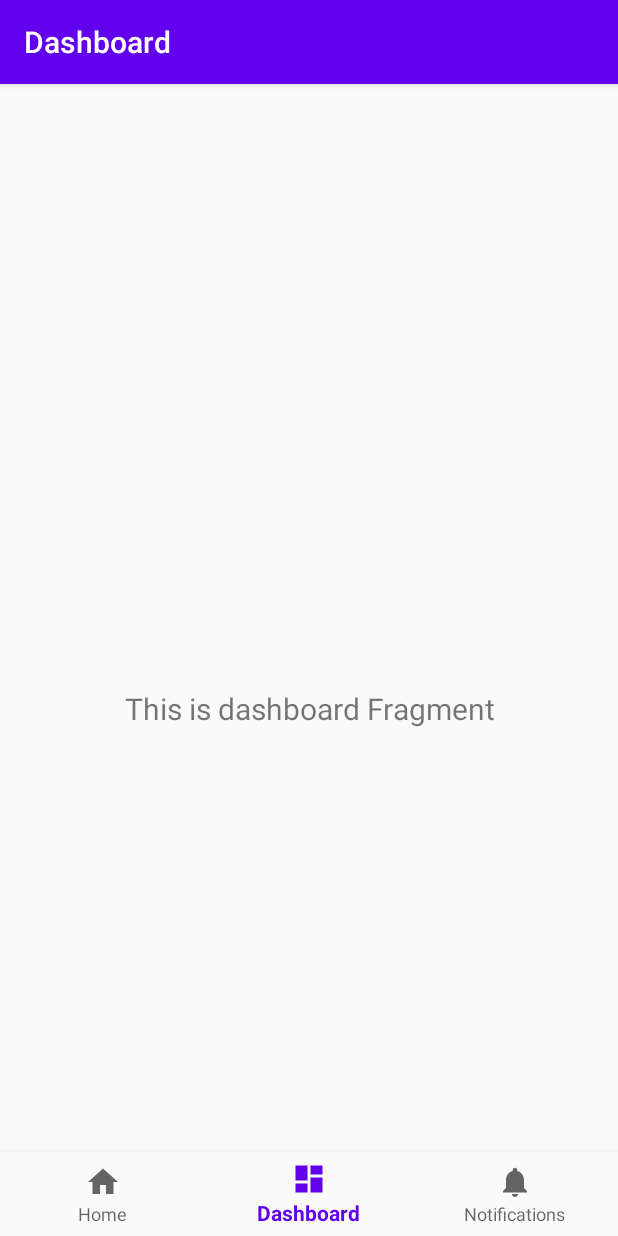
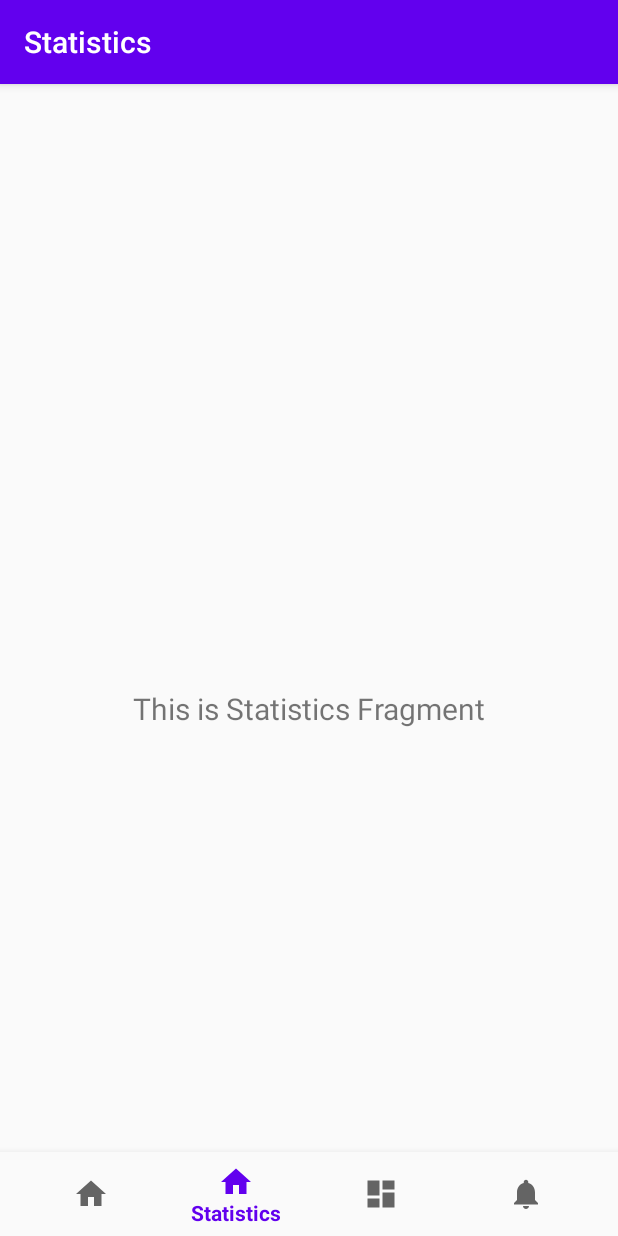
Before and after one commit to Marvin2611/SubscriptionApp, an Android app: the screen it shows after launch (MainActivity), item 2 of the bottom bar chosen, on a phone screen of 412 x 824 dp. Run offline under Robolectric (Android 15) with nearby library versions, the phone set to English and light mode, and no system bars; our stand-ins replace navigation-ui.

Commit message:
Navigation refactored

```diff
--- a/app/src/main/java/com/example/subscriptionapp/MainActivity.kt
+++ b/app/src/main/java/com/example/subscriptionapp/MainActivity.kt
@@ -19,7 +19,7 @@ class MainActivity : AppCompatActivity() {
         // Passing each menu ID as a set of Ids because each
         // menu should be considered as top level destinations.
         val appBarConfiguration = AppBarConfiguration(setOf(
-                R.id.navigation_home, R.id.navigation_dashboard, R.id.navigation_notifications))
+                R.id.navigation_home, R.id.navigation_profile, R.id.navigation_statistics, R.id.navigation_sublist))
         setupActionBarWithNavController(navController, appBarConfiguration)
         navView.setupWithNavController(navController)
     }
--- a/app/src/main/java/com/example/subscriptionapp/ui/dashboard/DashboardFragment.kt
+++ /dev/null
@@ -1,31 +0,0 @@
-package com.example.subscriptionapp.ui.dashboard
-
-import android.os.Bundle
-import android.view.LayoutInflater
-import android.view.View
-import android.view.ViewGroup
-import android.widget.TextView
-import androidx.fragment.app.Fragment
-import androidx.lifecycle.Observer
-import androidx.lifecycle.ViewModelProviders
-import com.example.subscriptionapp.R
-
-class DashboardFragment : Fragment() {
-
-    private lateinit var dashboardViewModel: DashboardViewModel
-
-    override fun onCreateView(
-            inflater: LayoutInflater,
-            container: ViewGroup?,
-            savedInstanceState: Bundle?
-    ): View? {
-        dashboardViewModel =
-                ViewModelProviders.of(this).get(DashboardViewModel::class.java)
-        val root = inflater.inflate(R.layout.fragment_dashboard, container, false)
-        val textView: TextView = root.findViewById(R.id.text_dashboard)
-        dashboardViewModel.text.observe(viewLifecycleOwner, Observer {
-            textView.text = it
-        })
-        return root
-    }
-}
--- a/app/src/main/java/com/example/subscriptionapp/ui/dashboard/DashboardViewModel.kt
+++ b/app/src/main/java/com/example/subscriptionapp/ui/profile/ProfileViewModel.kt
@@ -1,13 +1,13 @@
-package com.example.subscriptionapp.ui.dashboard
+package com.example.subscriptionapp.ui.profile
 
 import androidx.lifecycle.LiveData
 import androidx.lifecycle.MutableLiveData
 import androidx.lifecycle.ViewModel
 
-class DashboardViewModel : ViewModel() {
+class ProfileViewModel : ViewModel(){
 
     private val _text = MutableLiveData<String>().apply {
-        value = "This is dashboard Fragment"
+        value = "This is Profile Fragment"
     }
     val text: LiveData<String> = _text
 }
--- /dev/null
+++ b/app/src/main/java/com/example/subscriptionapp/ui/statistics/StatisticsFragment.kt
@@ -0,0 +1,31 @@
+package com.example.subscriptionapp.ui.statistics
+
+import android.os.Bundle
+import android.view.LayoutInflater
+import android.view.View
+import android.view.ViewGroup
+import android.widget.TextView
+import androidx.fragment.app.Fragment
+import androidx.lifecycle.Observer
+import androidx.lifecycle.ViewModelProviders
+import com.example.subscriptionapp.R
+
+class StatisticsFragment : Fragment(){
+
+    private lateinit var statisticsViewModel: StatisticsViewModel
+
+    override fun onCreateView(
+        inflater: LayoutInflater,
+        container: ViewGroup?,
+        savedInstanceState: Bundle?
+    ): View? {
+        statisticsViewModel =
+            ViewModelProviders.of(this).get(StatisticsViewModel::class.java)
+        val root = inflater.inflate(R.layout.fragment_statistics, container, false)
+        val textView: TextView = root.findViewById(R.id.text_statistics)
+        statisticsViewModel.text.observe(viewLifecycleOwner, Observer {
+            textView.text = it
+        })
+        return root
+    }
+}
--- a/app/src/main/java/com/example/subscriptionapp/ui/notifications/NotificationsViewModel.kt
+++ b/app/src/main/java/com/example/subscriptionapp/ui/statistics/StatisticsViewModel.kt
@@ -1,13 +1,13 @@
-package com.example.subscriptionapp.ui.notifications
+package com.example.subscriptionapp.ui.statistics
 
 import androidx.lifecycle.LiveData
 import androidx.lifecycle.MutableLiveData
 import androidx.lifecycle.ViewModel
 
-class NotificationsViewModel : ViewModel() {
+class StatisticsViewModel : ViewModel(){
 
     private val _text = MutableLiveData<String>().apply {
-        value = "This is notifications Fragment"
+        value = "This is Statistics Fragment"
     }
     val text: LiveData<String> = _text
 }
--- a/app/src/main/res/layout/fragment_notifications.xml
+++ b/app/src/main/res/layout/fragment_statistics.xml
@@ -4,10 +4,10 @@
     xmlns:tools="http://schemas.android.com/tools"
     android:layout_width="match_parent"
     android:layout_height="match_parent"
-    tools:context=".ui.notifications.NotificationsFragment">
+    tools:context=".ui.statistics.StatisticsFragment">
 
     <TextView
-        android:id="@+id/text_notifications"
+        android:id="@+id/text_statistics"
         android:layout_width="match_parent"
         android:layout_height="wrap_content"
         android:layout_marginStart="8dp"
--- a/app/src/main/res/layout/fragment_dashboard.xml
+++ b/app/src/main/res/layout/fragment_sublist.xml
@@ -4,10 +4,10 @@
     xmlns:tools="http://schemas.android.com/tools"
     android:layout_width="match_parent"
     android:layout_height="match_parent"
-    tools:context=".ui.dashboard.DashboardFragment">
+    tools:context=".ui.sublist.SubListFragment">
 
     <TextView
-        android:id="@+id/text_dashboard"
+        android:id="@+id/text_sublist"
         android:layout_width="match_parent"
         android:layout_height="wrap_content"
         android:layout_marginStart="8dp"
--- a/app/src/main/res/menu/bottom_nav_menu.xml
+++ b/app/src/main/res/menu/bottom_nav_menu.xml
@@ -1,19 +1,24 @@
 <?xml version="1.0" encoding="utf-8"?>
-<menu xmlns:android="http://schemas.android.com/apk/res/android">
+<menu xmlns:app="http://schemas.android.com/apk/res-auto"
+    xmlns:android="http://schemas.android.com/apk/res/android">
 
     <item
         android:id="@+id/navigation_home"
         android:icon="@drawable/ic_home_black_24dp"
         android:title="@string/title_home" />
+    <item
+        android:id="@+id/navigation_statistics"
+        android:icon="@drawable/ic_home_black_24dp"
+        android:title="@string/title_statistics" />
 
     <item
-        android:id="@+id/navigation_dashboard"
+        android:id="@+id/navigation_sublist"
         android:icon="@drawable/ic_dashboard_black_24dp"
-        android:title="@string/title_dashboard" />
+        android:title="@string/title_sublist" />
 
     <item
-        android:id="@+id/navigation_notifications"
+        android:id="@+id/navigation_profile"
         android:icon="@drawable/ic_notifications_black_24dp"
-        android:title="@string/title_notifications" />
+        android:title="@string/title_profile" />
 
 </menu>
--- a/app/src/main/res/navigation/mobile_navigation.xml
+++ b/app/src/main/res/navigation/mobile_navigation.xml
@@ -12,14 +12,15 @@
         tools:layout="@layout/fragment_home" />
 
     <fragment
-        android:id="@+id/navigation_dashboard"
-        android:name="com.example.subscriptionapp.ui.dashboard.DashboardFragment"
-        android:label="@string/title_dashboard"
-        tools:layout="@layout/fragment_dashboard" />
-
+        android:id="@+id/navigation_profile"
+        android:name="com.example.subscriptionapp.ui.profile.ProfileFragment"
+        android:label="@string/title_profile" />
     <fragment
-        android:id="@+id/navigation_notifications"
-        android:name="com.example.subscriptionapp.ui.notifications.NotificationsFragment"
-        android:label="@string/title_notifications"
-        tools:layout="@layout/fragment_notifications" />
+        android:id="@+id/navigation_statistics"
+        android:name="com.example.subscriptionapp.ui.statistics.StatisticsFragment"
+        android:label="@string/title_statistics" />
+    <fragment
+        android:id="@+id/navigation_sublist"
+        android:name="com.example.subscriptionapp.ui.sublist.SubListFragment"
+        android:label="@string/title_sublist" />
 </navigation>
--- a/app/src/main/res/values/strings.xml
+++ b/app/src/main/res/values/strings.xml
@@ -1,6 +1,7 @@
 <resources>
     <string name="app_name">SubscriptionApp</string>
     <string name="title_home">Home</string>
-    <string name="title_dashboard">Dashboard</string>
-    <string name="title_notifications">Notifications</string>
+    <string name="title_statistics">Statistics</string>
+    <string name="title_profile">Profile</string>
+    <string name="title_sublist">Subscriptions</string>
 </resources>
```
Also changed, not shown: app/src/main/java/com/example/subscriptionapp/ui/notifications/NotificationsFragment.kt (deleted, +0 -31 lines), app/src/main/java/com/example/subscriptionapp/ui/profile/ProfileFragment.kt (added, +31 -0 lines), app/src/main/java/com/example/subscriptionapp/ui/sublist/SubListFragment.kt (added, +31 -0 lines), app/src/main/java/com/example/subscriptionapp/ui/sublist/SubListViewModel.kt (added, +13 -0 lines), app/src/main/res/drawable/ic_search_black_24dp.xml (added, +9 -0 lines), app/src/main/res/layout/fragment_profile.xml (added, +22 -0 lines).
